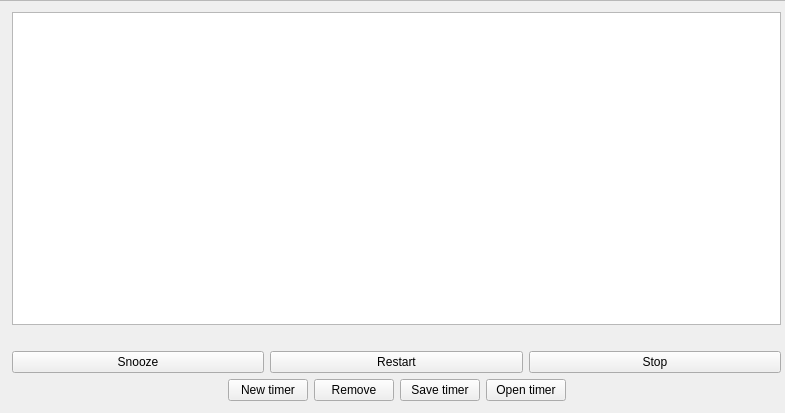
Above: src/kitchenalertmainwindow.ui from helihyv/KitchenAlert before the change. Below: the same form after it.
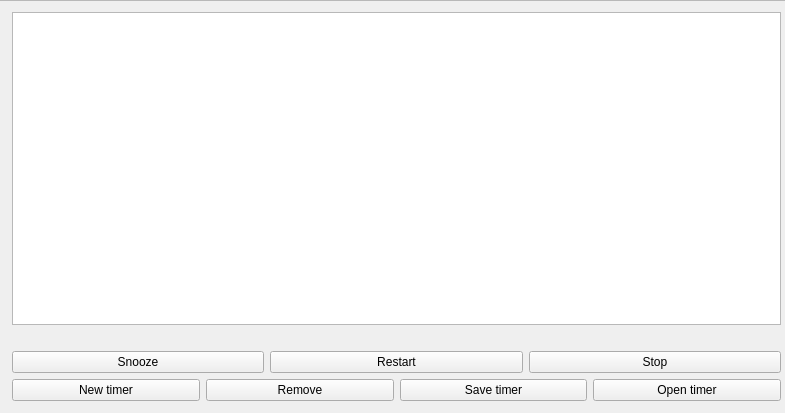
That is the form after the change.

The edit to the form file:
```diff
--- a/src/kitchenalertmainwindow.ui
+++ b/src/kitchenalertmainwindow.ui
@@ -82,19 +82,6 @@
        </item>
        <item>
         <layout class="QHBoxLayout" name="horizontalLayout">
-         <item>
-          <spacer name="horizontalSpacer">
-           <property name="orientation">
-            <enum>Qt::Horizontal</enum>
-           </property>
-           <property name="sizeHint" stdset="0">
-            <size>
-             <width>40</width>
-             <height>20</height>
-            </size>
-           </property>
-          </spacer>
-         </item>
          <item>
           <widget class="QPushButton" name="CreateNewScheduleButton">
            <property name="text">
@@ -123,19 +110,6 @@
            </property>
           </widget>
          </item>
-         <item>
-          <spacer name="horizontalSpacer_2">
-           <property name="orientation">
-            <enum>Qt::Horizontal</enum>
-           </property>
-           <property name="sizeHint" stdset="0">
-            <size>
-             <width>40</width>
-             <height>20</height>
-            </size>
-           </property>
-          </spacer>
-         </item>
         </layout>
        </item>
       </layout>
```
